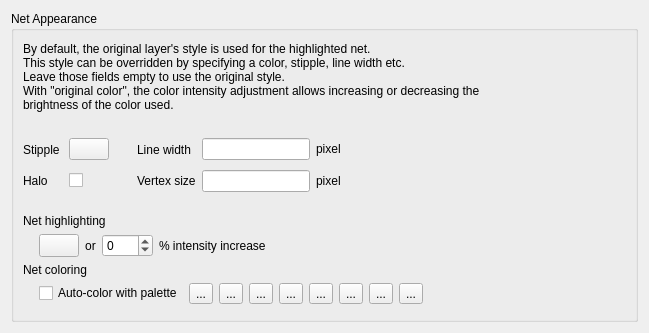
KLayout/klayout, file src/laybasic/laybasic/NetlistBrowserConfigPage2.ui: the form before one commit.
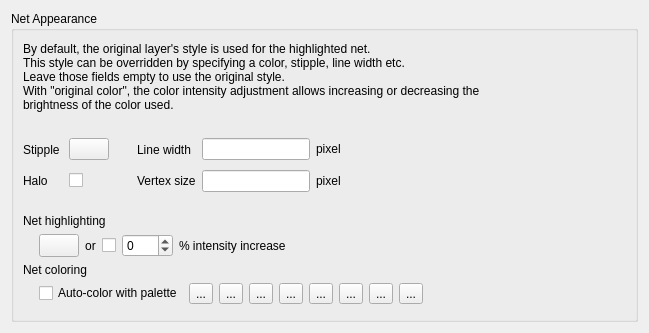
The form after the commit. Custom widgets are drawn as their Qt base class.

Commit message: WIP: netlist browser

The edit to the form file:
```diff
--- a/src/laybasic/laybasic/NetlistBrowserConfigPage2.ui
+++ b/src/laybasic/laybasic/NetlistBrowserConfigPage2.ui
@@ -159,6 +159,13 @@
               </property>
              </widget>
             </item>
+            <item>
+             <widget class="QCheckBox" name="brightness_cb">
+              <property name="text">
+               <string/>
+              </property>
+             </widget>
+            </item>
             <item>
              <widget class="QSpinBox" name="brightness_sb">
               <property name="minimum">
```
Left out of the diff: 37 changed lines with no effect on the pictures. The commit also changes 6 other files.
